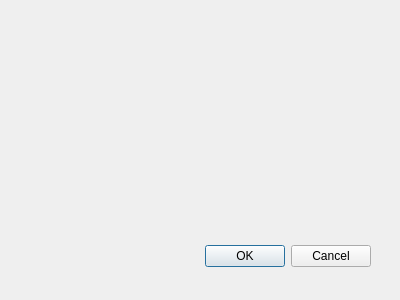
First picture: the form in createguidedialog.ui, repository steux/tiatracker, before the edit.
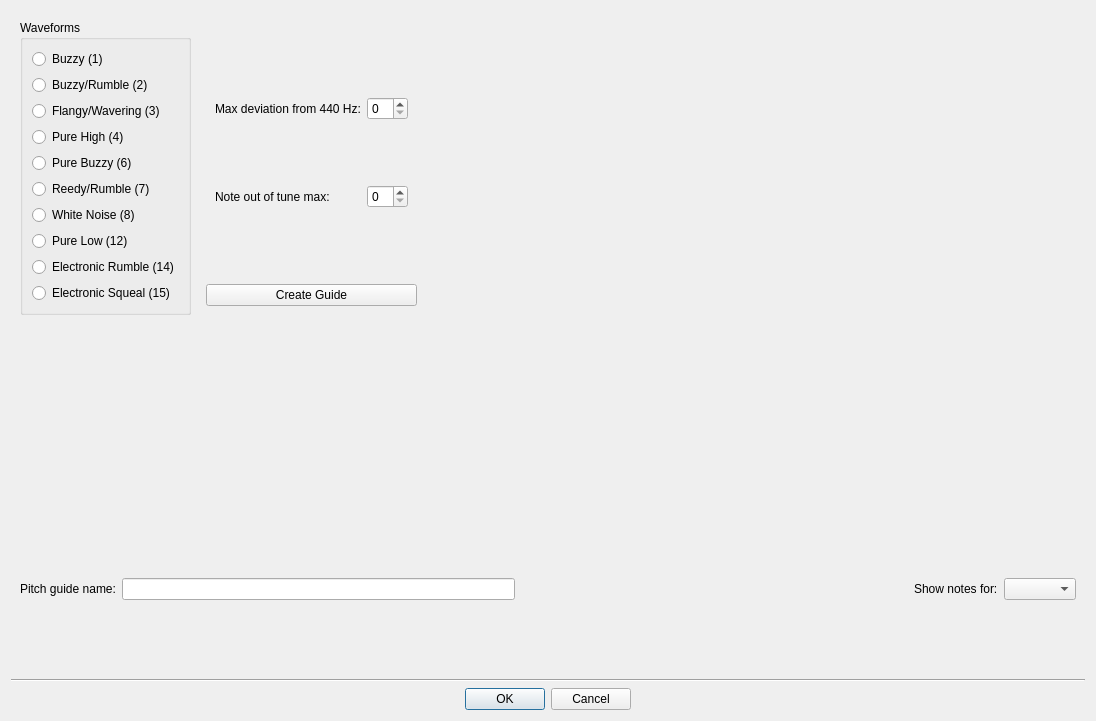
Second picture: the form after the edit. Custom widgets are drawn as their Qt base class.

Patch:
```diff
--- a/createguidedialog.ui
+++ b/createguidedialog.ui
@@ -8,31 +8,223 @@
    <rect>
     <x>0</x>
     <y>0</y>
-    <width>400</width>
-    <height>300</height>
+    <width>1096</width>
+    <height>721</height>
    </rect>
   </property>
   <property name="windowTitle">
    <string>Dialog</string>
   </property>
-  <widget class="QDialogButtonBox" name="buttonBox">
-   <property name="geometry">
-    <rect>
-     <x>30</x>
-     <y>240</y>
-     <width>341</width>
-     <height>32</height>
-    </rect>
-   </property>
-   <property name="orientation">
-    <enum>Qt::Horizontal</enum>
-   </property>
-   <property name="standardButtons">
-    <set>QDialogButtonBox::Cancel|QDialogButtonBox::Ok</set>
-   </property>
-  </widget>
+  <layout class="QVBoxLayout" name="verticalLayout">
+   <item>
+    <widget class="QWidget" name="widget_2" native="true">
+     <layout class="QHBoxLayout" name="horizontalLayout_2">
+      <item>
+       <widget class="QGroupBox" name="groupBox">
+        <property name="title">
+         <string>Waveforms</string>
+        </property>
+        <layout class="QVBoxLayout" name="verticalLayout_2">
+         <item>
+          <widget class="QRadioButton" name="radioButton">
+           <property name="text">
+            <string>Buzzy (1)</string>
+           </property>
+          </widget>
+         </item>
+         <item>
+          <widget class="QRadioButton" name="radioButton_2">
+           <property name="text">
+            <string>Buzzy/Rumble (2)</string>
+           </property>
+          </widget>
+         </item>
+         <item>
+          <widget class="QRadioButton" name="radioButton_4">
+           <property name="text">
+            <string>Flangy/Wavering (3)</string>
+           </property>
+          </widget>
+         </item>
+         <item>
+          <widget class="QRadioButton" name="radioButton_5">
+           <property name="text">
+            <string>Pure High (4)</string>
+           </property>
+          </widget>
+         </item>
+         <item>
+          <widget class="QRadioButton" name="radioButton_6">
+           <property name="text">
+            <string>Pure Buzzy (6)</string>
+           </property>
+          </widget>
+         </item>
+         <item>
+          <widget class="QRadioButton" name="radioButton_7">
+           <property name="text">
+            <string>Reedy/Rumble (7)</string>
+           </property>
+          </widget>
+         </item>
+         <item>
+          <widget class="QRadioButton" name="radioButton_8">
+           <property name="text">
+            <string>White Noise (8)</string>
+           </property>
+          </widget>
+         </item>
+         <item>
+          <widget class="QRadioButton" name="radioButton_10">
+           <property name="text">
+            <string>Pure Low (12)</string>
+           </property>
+          </widget>
+         </item>
+         <item>
+          <widget class="QRadioButton" name="radioButton_9">
+           <property name="text">
+            <string>Electronic Rumble (14)</string>
+           </property>
+          </widget>
+         </item>
+         <item>
+          <widget class="QRadioButton" name="radioButton_3">
+           <property name="text">
+            <string>Electronic Squeal (15)</string>
+           </property>
+          </widget>
+         </item>
+        </layout>
+       </widget>
+      </item>
+      <item>
+       <widget class="QWidget" name="widget_3" native="true">
+        <layout class="QVBoxLayout" name="verticalLayout_3">
+         <item>
+          <widget class="QWidget" name="widget_4" native="true">
+           <layout class="QGridLayout" name="gridLayout">
+            <item row="0" column="0">
+             <widget class="QLabel" name="label_3">
+              <property name="text">
+               <string>Max deviation from 440 Hz:</string>
+              </property>
+             </widget>
+            </item>
+            <item row="0" column="1">
+             <widget class="QSpinBox" name="spinBox"/>
+            </item>
+            <item row="1" column="0">
+             <widget class="QLabel" name="label_4">
+              <property name="text">
+               <string>Note out of tune max:</string>
+              </property>
+             </widget>
+            </item>
+            <item row="1" column="1">
+             <widget class="QSpinBox" name="spinBox_2"/>
+            </item>
+           </layout>
+          </widget>
+         </item>
+         <item>
+          <widget class="QPushButton" name="pushButton">
+           <property name="text">
+            <string>Create Guide</string>
+           </property>
+          </widget>
+         </item>
+        </layout>
+       </widget>
+      </item>
+      <item>
+       <spacer name="horizontalSpacer_2">
+        <property name="orientation">
+         <enum>Qt::Horizontal</enum>
+        </property>
+        <property name="sizeHint" stdset="0">
+         <size>
+          <width>40</width>
+          <height>20</height>
+         </size>
+        </property>
+       </spacer>
+      </item>
+     </layout>
+    </widget>
+   </item>
+   <item>
+    <widget class="GuideKeyboard" name="guidePianoKeyboard" native="true"/>
+   </item>
+   <item>
+    <widget class="QWidget" name="widget" native="true">
+     <layout class="QHBoxLayout" name="horizontalLayout">
+      <item>
+       <widget class="QLabel" name="label">
+        <property name="text">
+         <string>Pitch guide name:</string>
+        </property>
+       </widget>
+      </item>
+      <item>
+       <widget class="QLineEdit" name="lineEdit"/>
+      </item>
+      <item>
+       <spacer name="horizontalSpacer">
+        <property name="orientation">
+         <enum>Qt::Horizontal</enum>
+        </property>
+        <property name="sizeHint" stdset="0">
+         <size>
+          <width>40</width>
+          <height>20</height>
+         </size>
+        </property>
+       </spacer>
+      </item>
+      <item>
+       <widget class="QLabel" name="label_2">
+        <property name="text">
+         <string>Show notes for:</string>
+        </property>
+       </widget>
+      </item>
+      <item>
+       <widget class="QComboBox" name="comboBox"/>
+      </item>
+     </layout>
+    </widget>
+   </item>
+   <item>
+    <widget class="Line" name="line">
+     <property name="orientation">
+      <enum>Qt::Horizontal</enum>
+     </property>
+    </widget>
+   </item>
+   <item>
+    <widget class="QDialogButtonBox" name="buttonBox">
+     <property name="orientation">
+      <enum>Qt::Horizontal</enum>
+     </property>
+     <property name="standardButtons">
+      <set>QDialogButtonBox::Cancel|QDialogButtonBox::Ok</set>
+     </property>
+     <property name="centerButtons">
+      <bool>true</bool>
+     </property>
+    </widget>
+   </item>
+  </layout>
  </widget>
- <pixmapfunction/>
+ <customwidgets>
+  <customwidget>
+   <class>GuideKeyboard</class>
+   <extends>QWidget</extends>
+   <header>guidekeyboard.h</header>
+   <container>1</container>
+  </customwidget>
+ </customwidgets>
  <resources/>
  <connections>
   <connection>
```
Left out of the diff: 4 changed lines with no effect on the pictures.
